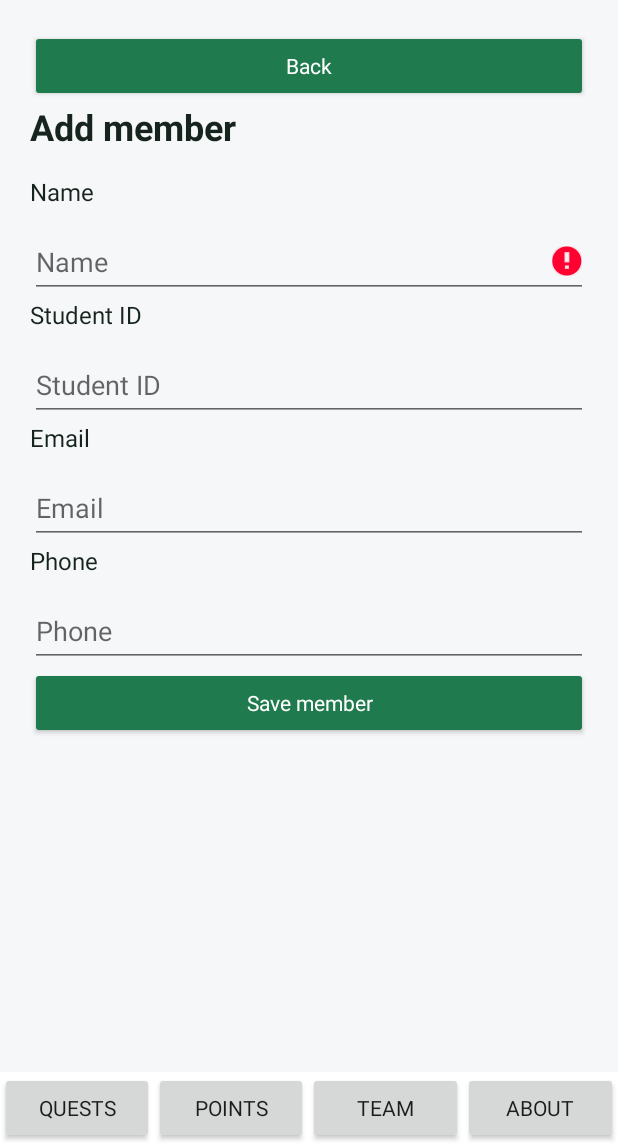
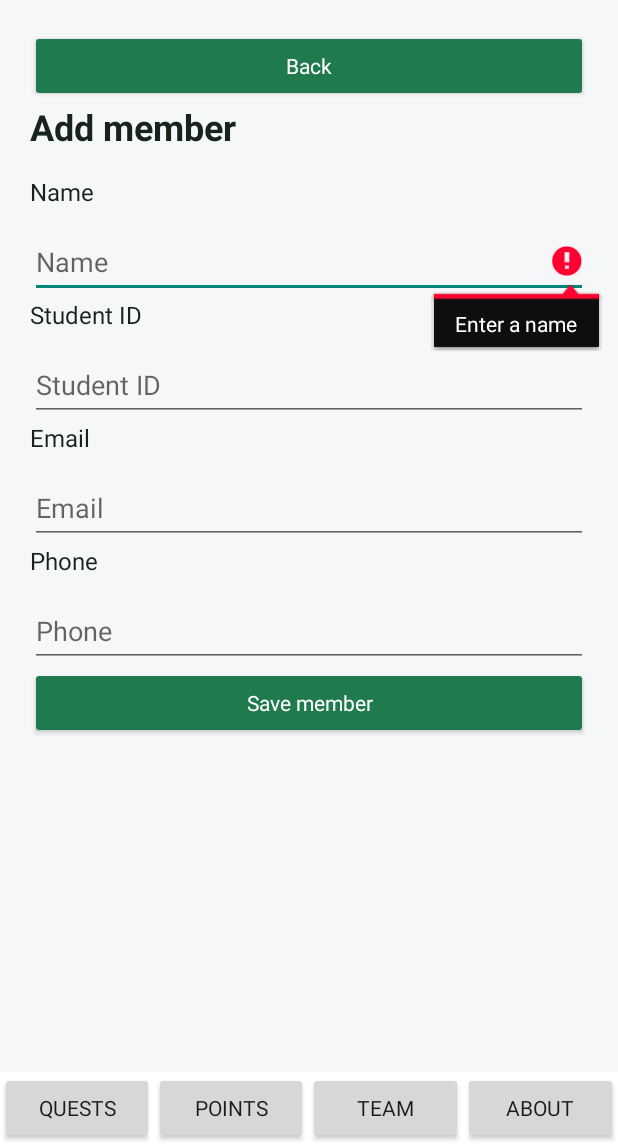
Before and after one commit to almas1990/COMP3074-FoodQuest, an Android app: the fragment MemberFormFragment placed in its activity, after a tap on "Save member", on a phone screen of 412 x 824 dp, the part 92-1236 px from its top. Run offline under Robolectric (Android 15) with nearby library versions, the phone set to English and light mode, and no system bars; our stand-ins replace Room's generated code.

Commit message:
Preserve member form drafts and handle unavailable members
Refactor member form to use input function for fields and add validation.

```diff
--- a/app/src/main/java/com/comp3074/foodquest/ui/MemberFormFragment.kt
+++ b/app/src/main/java/com/comp3074/foodquest/ui/MemberFormFragment.kt
@@ -1,37 +1,74 @@
 package com.comp3074.foodquest.ui
-
-import com.comp3074.foodquest.R
 
 import android.os.Bundle
 import android.text.InputType
-import android.util.Patterns
 import android.view.View
+import android.widget.EditText
 import androidx.core.os.bundleOf
+import androidx.core.widget.doAfterTextChanged
+import com.comp3074.foodquest.R
 import com.comp3074.foodquest.data.TeamMember
+import com.comp3074.foodquest.domain.MemberValidation
 
 class MemberFormFragment : ScreenFragment() {
+    private val fields = mutableMapOf<String, EditText>()
+
     override fun onViewCreated(view: View, savedInstanceState: Bundle?) {
         val id = arguments?.getLong("memberId") ?: 0L
-        val member = model.members.value.orEmpty().find { it.id == id }
         back(body)
         heading(body, if (id == 0L) "Add member" else "Edit member")
-        val name = field(body, "Name", member?.name.orEmpty(), R.id.member_name)
-        val studentId = field(body, "Student ID", member?.studentId.orEmpty(), R.id.member_student_id, InputType.TYPE_CLASS_NUMBER)
-        val email = field(body, "Email", member?.email.orEmpty(), R.id.member_email, InputType.TYPE_CLASS_TEXT or InputType.TYPE_TEXT_VARIATION_EMAIL_ADDRESS)
-        val phone = field(body, "Phone", member?.phone.orEmpty(), R.id.member_phone, InputType.TYPE_CLASS_PHONE)
-        val save = action(body, "Save member") {
-            var valid = true
-            if (name.text.isBlank()) { name.error = "Required"; valid = false }
-            if (email.text.isNotBlank() && !Patterns.EMAIL_ADDRESS.matcher(email.text).matches()) {
-                email.error = "Enter a valid email"; valid = false
+        val loading = label(body, "Loading member...")
+        var rendered = false
+        var saveButton: android.widget.Button? = null
+        // A new activity may still be loading Room; an empty initial LiveData is
+        // not proof that an existing member has been deleted.
+        model.busy.observe(viewLifecycleOwner) { busy ->
+            saveButton?.isEnabled = !busy
+            if (busy || rendered) return@observe
+            rendered = true
+            loading.visibility = View.GONE
+            val member = model.members.value.orEmpty().find { it.id == id }
+            if (id != 0L && member == null) {
+                label(body, "This team member is no longer available. Return to the team list.")
+                return@observe
             }
-            if (phone.text.isNotBlank() && !Patterns.PHONE.matcher(phone.text).matches()) {
-                phone.error = "Enter a valid phone number"; valid = false
+            fun input(key: String, title: String, initial: String, resourceId: Int,
+                      type: Int = InputType.TYPE_CLASS_TEXT): EditText {
+                val value = savedInstanceState?.getString("draft_$key") ?: initial
+                return field(body, title, value, resourceId, type).also { field ->
+                    fields[key] = field
+                    field.doAfterTextChanged { field.error = null }
+                }
             }
-            if (valid) model.saveMember(TeamMember(id, name.text.toString(), studentId.text.toString(),
-                email.text.toString(), phone.text.toString())) { if (isAdded) parentFragmentManager.popBackStack() }
+            val name = input("name", "Name", member?.name.orEmpty(), R.id.member_name)
+            val studentId = input("studentId", "Student ID", member?.studentId.orEmpty(), R.id.member_student_id, InputType.TYPE_CLASS_NUMBER)
+            val email = input("email", "Email", member?.email.orEmpty(), R.id.member_email,
+                InputType.TYPE_CLASS_TEXT or InputType.TYPE_TEXT_VARIATION_EMAIL_ADDRESS)
+            val phone = input("phone", "Phone", member?.phone.orEmpty(), R.id.member_phone, InputType.TYPE_CLASS_PHONE)
+            saveButton = action(body, "Save member") {
+                val value = MemberValidation.clean(TeamMember(id, name.text.toString(), studentId.text.toString(),
+                    email.text.toString(), phone.text.toString()))
+                val errors = MemberValidation.errors(value)
+                name.error = errors.name
+                email.error = errors.email
+                phone.error = errors.phone
+                if (!errors.valid) {
+                    listOf(name, email, phone).firstOrNull { it.error != null }?.requestFocus()
+                } else {
+                    model.saveMember(value) { if (isAdded) parentFragmentManager.popBackStack() }
+                }
+            }
         }
-        model.busy.observe(viewLifecycleOwner) { save.isEnabled = !it }
+    }
+
+    override fun onSaveInstanceState(outState: Bundle) {
+        fields.forEach { (key, field) -> outState.putString("draft_$key", field.text.toString()) }
+        super.onSaveInstanceState(outState)
+    }
+
+    override fun onDestroyView() {
+        fields.clear()
+        super.onDestroyView()
     }
 
     companion object {
```
